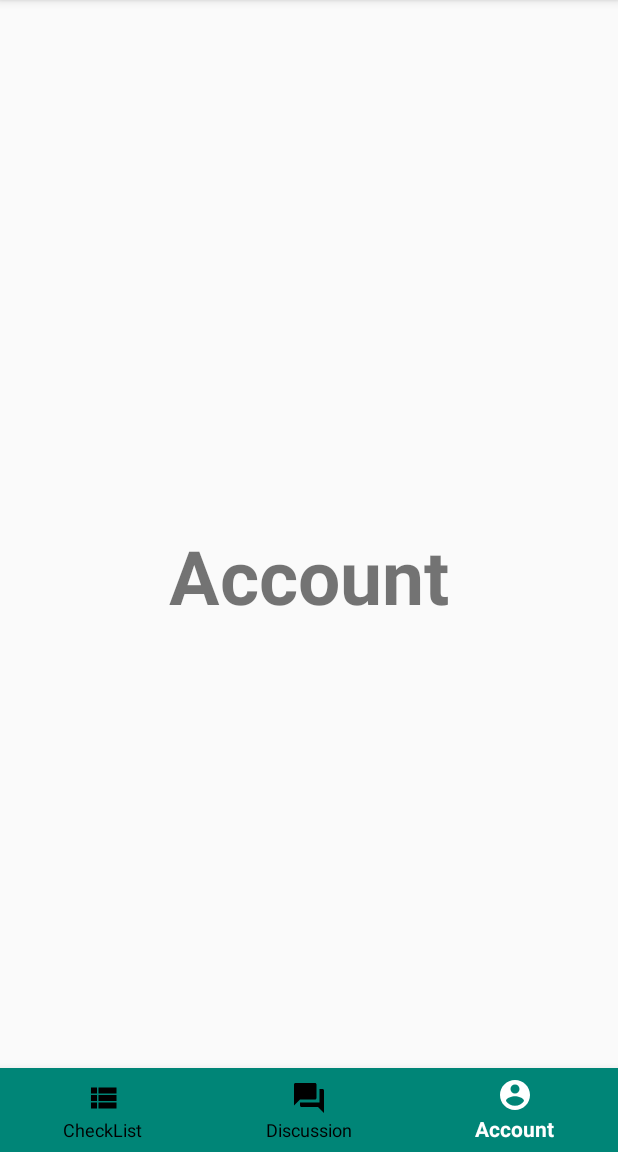
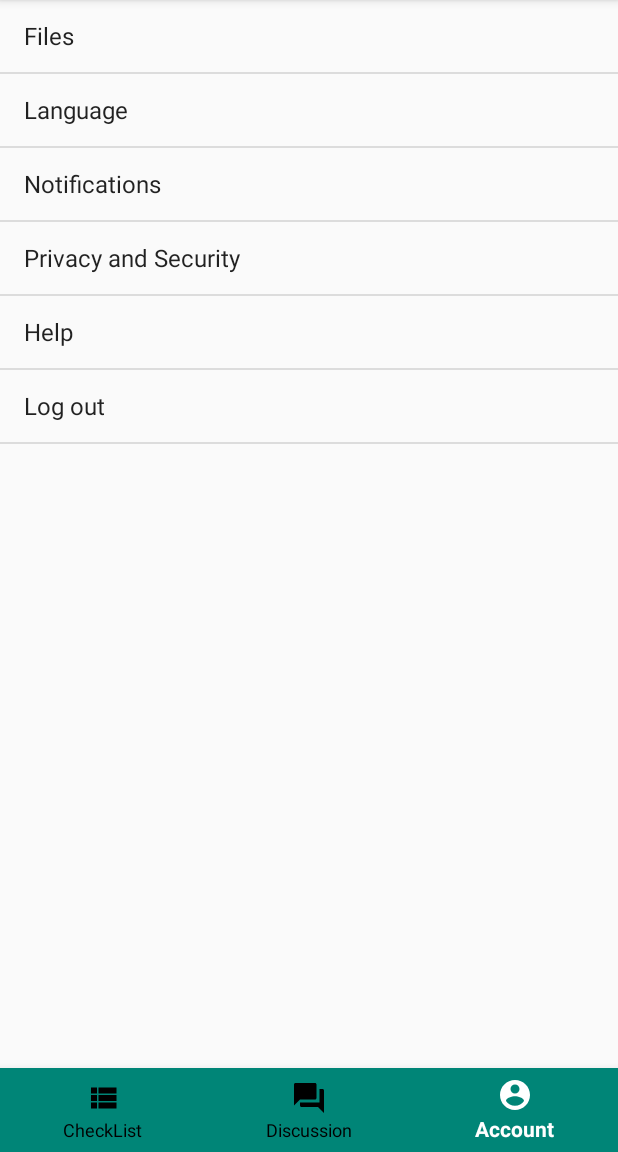
Before and after one commit to frank-gatech/CS8803, an Android app: the screen it shows after launch (Account), item 3 of the bottom bar chosen, on a phone screen of 412 x 824 dp, the part 84-1236 px from its top. Run offline under Robolectric (Android 15) with nearby library versions, the phone set to English and light mode, and no system bars.

Commit message:
add ListView

```diff
--- a/app/src/main/java/com/example/nav_test/Account.java
+++ b/app/src/main/java/com/example/nav_test/Account.java
@@ -6,8 +6,12 @@ import androidx.appcompat.app.AppCompatActivity;
 import android.content.Intent;
 import android.os.Bundle;
 import android.view.MenuItem;
+import android.widget.ArrayAdapter;
+import android.widget.ListView;
 
 import com.google.android.material.bottomnavigation.BottomNavigationView;
+
+import java.util.ArrayList;
 
 public class Account extends AppCompatActivity {
 
@@ -16,6 +20,18 @@ public class Account extends AppCompatActivity {
         super.onCreate(savedInstanceState);
         setContentView(R.layout.activity_account);
 
+        ArrayList<String> arr = new ArrayList<>();
+        arr.add("Files");
+        arr.add("Language");
+        arr.add("Notifications");
+        arr.add("Privacy and Security");
+        arr.add("Help");
+        arr.add("Log out");
+        ListView listView = findViewById(R.id.accountListView);
+        ArrayAdapter<String> arrayAdapter = new ArrayAdapter<>(this, android.R.layout.simple_list_item_1, arr);
+        listView.setAdapter(arrayAdapter);
+
+        // Navigation
         BottomNavigationView bottomNavigationView = findViewById(R.id.bottom_navigation);
 
         bottomNavigationView.setSelectedItemId(R.id.account);
--- a/app/src/main/java/com/example/nav_test/MainActivity.java
+++ b/app/src/main/java/com/example/nav_test/MainActivity.java
@@ -31,6 +31,17 @@ public class MainActivity extends AppCompatActivity {
         super.onCreate(savedInstanceState);
         setContentView(R.layout.activity_main);
 
+        // Checklist listView
+        ArrayList<String> arr = new ArrayList<>();
+        arr.add("All Tasks");
+        arr.add("Required Paperworks");
+        arr.add("Internation Student");
+        arr.add("Campus Life");
+        ListView listView = findViewById(R.id.mainListView);
+        ArrayAdapter<String> arrayAdapter = new ArrayAdapter<>(this, android.R.layout.simple_list_item_1, arr);
+        listView.setAdapter(arrayAdapter);
+
+        // Navigation
         BottomNavigationView bottomNavigationView = findViewById(R.id.bottom_navigation);
 
         bottomNavigationView.setSelectedItemId(R.id.checklist);
--- a/app/src/main/res/layout/activity_account.xml
+++ b/app/src/main/res/layout/activity_account.xml
@@ -6,14 +6,6 @@
     android:layout_width="match_parent"
     android:layout_height="match_parent"
     tools:context=".Account">
-
-    <TextView
-        android:layout_width="wrap_content"
-        android:layout_height="wrap_content"
-        android:text="Account"
-        android:textSize="50sp"
-        android:textStyle="bold"
-        android:layout_centerInParent="true"/>
 
     <com.google.android.material.bottomnavigation.BottomNavigationView
         android:layout_width="match_parent"
@@ -25,4 +17,9 @@
         app:menu="@menu/menu_navigation"
         android:layout_alignParentBottom="true"/>
 
+    <ListView
+        android:id="@+id/accountListView"
+        android:layout_width="match_parent"
+        android:layout_height="match_parent" />
+
 </RelativeLayout>
--- a/app/src/main/res/layout/activity_main.xml
+++ b/app/src/main/res/layout/activity_main.xml
@@ -17,4 +17,9 @@
         app:menu="@menu/menu_navigation"
         android:layout_alignParentBottom="true"/>
 
+    <ListView
+        android:id="@+id/mainListView"
+        android:layout_width="match_parent"
+        android:layout_height="match_parent" />
+
 </RelativeLayout>
```
